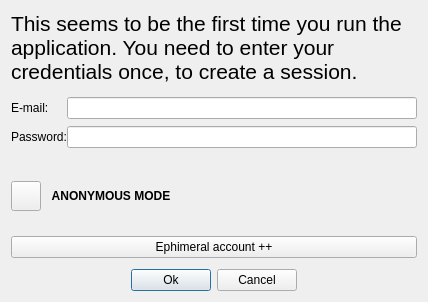
The window that examples/qtmegachatapi/LoginDialog.ui (meganz/MEGAchat) describes before a commit, drawn with Qt 5.
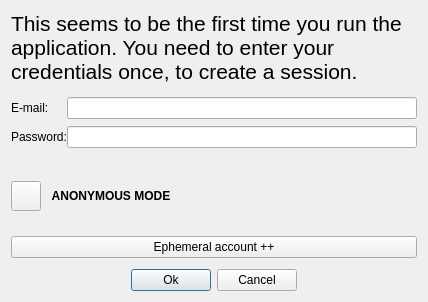
The same window after the commit. Icons and pictures are not drawn.

```diff
--- a/examples/qtmegachatapi/LoginDialog.ui
+++ b/examples/qtmegachatapi/LoginDialog.ui
@@ -178,7 +178,7 @@
      <item>
       <widget class="QPushButton" name="bEphimeralAccount">
        <property name="text">
-        <string>Ephimeral account ++</string>
+        <string>Ephemeral account ++</string>
        </property>
       </widget>
      </item>
```
